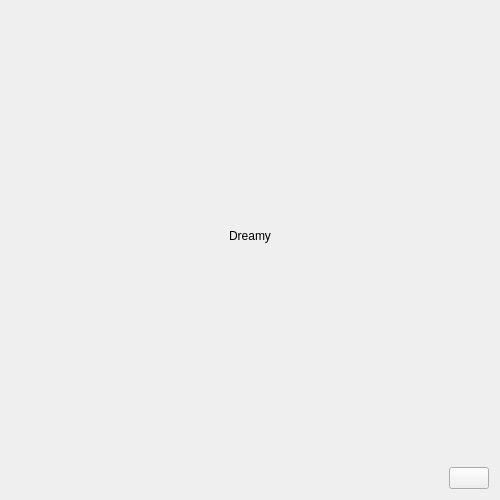
Old version of the form UI/dreamy.ui in the repository textbrowser/dreamy.
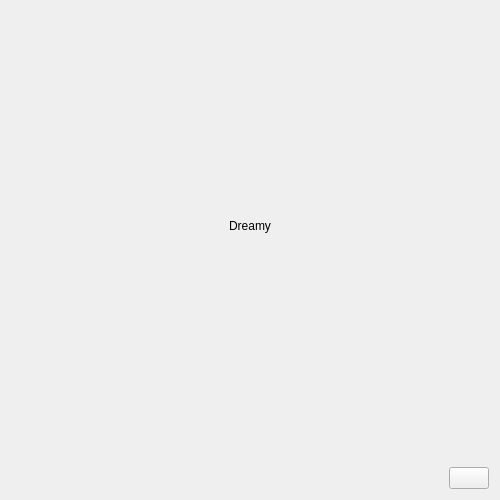
New version of the form.

```diff
--- a/UI/dreamy.ui
+++ b/UI/dreamy.ui
@@ -43,6 +43,8 @@
       </spacer>
      </item>
      <item>
+      <layout class="QVBoxLayout" name="verticalLayout_2">
+       <item>
       <widget class="QLabel" name="time">
        <property name="text">
         <string>Dreamy</string>
@@ -51,6 +53,15 @@
         <set>Qt::AlignCenter</set>
        </property>
       </widget>
+       </item>
+       <item>
+        <widget class="QLabel" name="date">
+         <property name="alignment">
+          <set>Qt::AlignCenter</set>
+         </property>
+        </widget>
+       </item>
+      </layout>
      </item>
      <item>
       <spacer name="horizontalSpacer_2">
```
Lines whose indentation alone changed are shown as unchanged.
